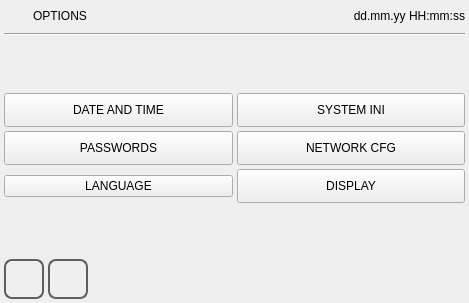
Before: the Qt Designer form qt_library/ATCMsystem/options.ui in MECTsrl/mect_plugins, drawn with Qt 5.
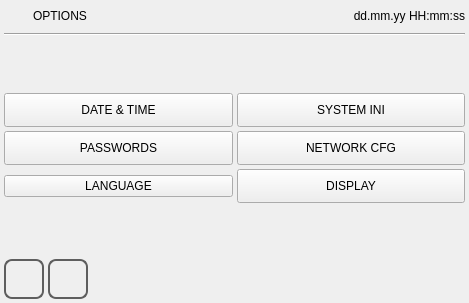
After: the same form once the commit is applied. Icons and pictures are not drawn.

Commit message: Issue 113-INT-2020_06_15: new calendar, change date on startup now works with dates less than the year 2020 (page_0), increased timepopup size.

```diff
--- a/qt_library/ATCMsystem/options.ui
+++ b/qt_library/ATCMsystem/options.ui
@@ -214,7 +214,7 @@
         <enum>Qt::NoFocus</enum>
        </property>
        <property name="text">
-        <string>DATE AND TIME</string>
+        <string>DATE &amp;&amp; TIME</string>
        </property>
       </widget>
      </item>
```
The commit also changes 11 other files.
